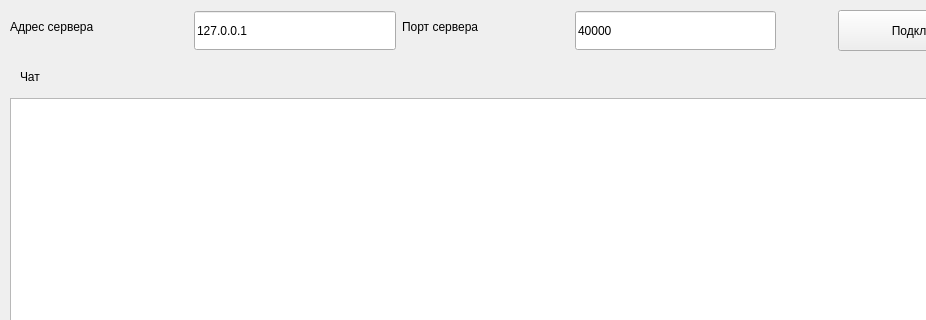
petrushovivan/TcpChat, file TcpClient/mainwindow.ui: the form before one commit; both pictures show x 0 to 926 and y 0 to 320 of the 1048 by 960 pixel window.
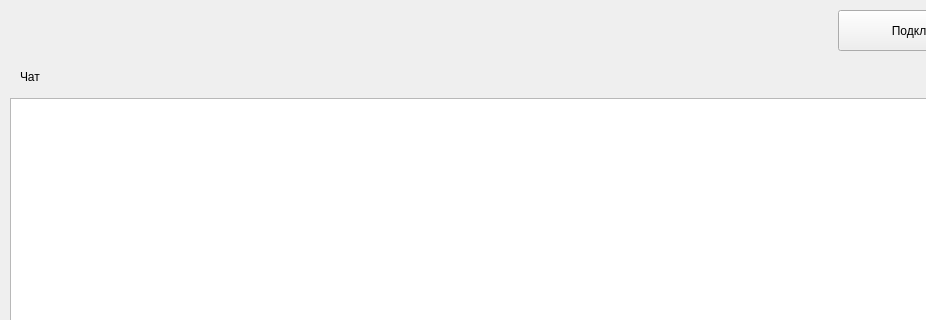
The form after the commit.

Diff of the .ui file:
```diff
--- a/TcpClient/mainwindow.ui
+++ b/TcpClient/mainwindow.ui
@@ -49,45 +49,6 @@
      <string>Чат</string>
     </property>
    </widget>
-   <widget class="QLineEdit" name="serverIpEdit">
-    <property name="geometry">
-     <rect>
-      <x>194</x>
-      <y>11</y>
-      <width>202</width>
-      <height>39</height>
-     </rect>
-    </property>
-    <property name="text">
-     <string>127.0.0.1</string>
-    </property>
-   </widget>
-   <widget class="QLabel" name="label">
-    <property name="geometry">
-     <rect>
-      <x>10</x>
-      <y>10</y>
-      <width>178</width>
-      <height>33</height>
-     </rect>
-    </property>
-    <property name="text">
-     <string>Адрес сервера</string>
-    </property>
-   </widget>
-   <widget class="QLineEdit" name="serverPortEdit">
-    <property name="geometry">
-     <rect>
-      <x>575</x>
-      <y>11</y>
-      <width>201</width>
-      <height>39</height>
-     </rect>
-    </property>
-    <property name="text">
-     <string>40000</string>
-    </property>
-   </widget>
    <widget class="QPushButton" name="connectToServerButton">
     <property name="geometry">
      <rect>
@@ -101,19 +62,6 @@
      <string>Подключиться</string>
     </property>
    </widget>
-   <widget class="QLabel" name="label_2">
-    <property name="geometry">
-     <rect>
-      <x>402</x>
-      <y>10</y>
-      <width>167</width>
-      <height>33</height>
-     </rect>
-    </property>
-    <property name="text">
-     <string>Порт сервера</string>
-    </property>
-   </widget>
    <widget class="QTextEdit" name="chatEdit">
     <property name="geometry">
      <rect>
```
